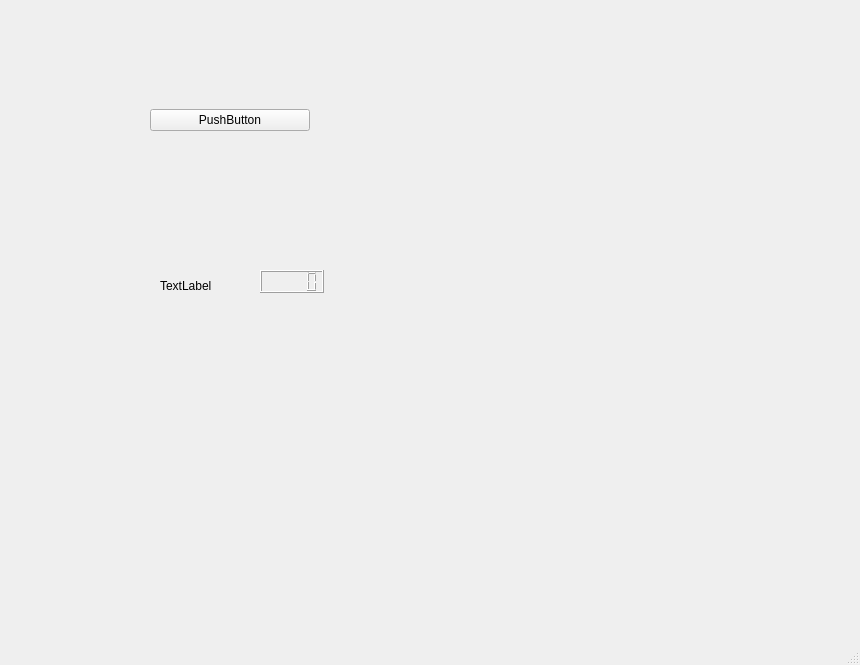
Qt form src/cm.ui (georgewzy/stockwzy) before a commit.
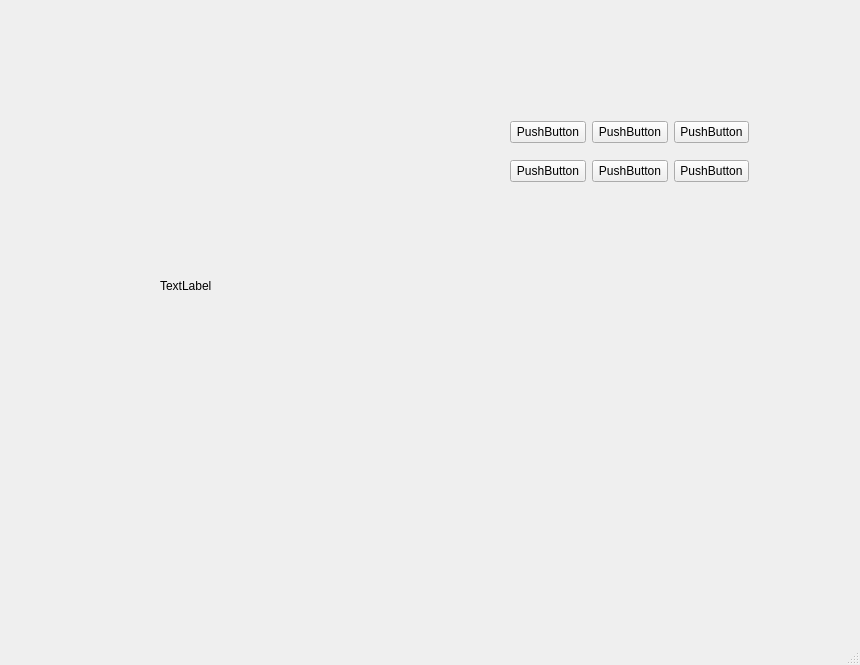
The same form after that commit.

Diff of the .ui file:
```diff
--- a/src/cm.ui
+++ b/src/cm.ui
@@ -27,13 +27,6 @@
      <item>
       <layout class="QVBoxLayout" name="verticalLayout"/>
      </item>
-     <item>
-      <widget class="QPushButton" name="pushButton">
-       <property name="text">
-        <string>PushButton</string>
-       </property>
-      </widget>
-     </item>
     </layout>
    </widget>
    <widget class="QLabel" name="label">
@@ -49,15 +42,59 @@
      <string>TextLabel</string>
     </property>
    </widget>
-   <widget class="QLCDNumber" name="lcdNumber">
+   <widget class="QWidget" name="gridLayoutWidget">
     <property name="geometry">
      <rect>
-      <x>260</x>
-      <y>270</y>
-      <width>64</width>
-      <height>23</height>
+      <x>510</x>
+      <y>110</y>
+      <width>239</width>
+      <height>83</height>
      </rect>
     </property>
+    <layout class="QGridLayout" name="gridLayout">
+     <item row="0" column="2">
+      <widget class="QPushButton" name="pushButton_5">
+       <property name="text">
+        <string>PushButton</string>
+       </property>
+      </widget>
+     </item>
+     <item row="2" column="1">
+      <widget class="QPushButton" name="pushButton_3">
+       <property name="text">
+        <string>PushButton</string>
+       </property>
+      </widget>
+     </item>
+     <item row="0" column="1">
+      <widget class="QPushButton" name="pushButton_4">
+       <property name="text">
+        <string>PushButton</string>
+       </property>
+      </widget>
+     </item>
+     <item row="0" column="0">
+      <widget class="QPushButton" name="pushButton_2">
+       <property name="text">
+        <string>PushButton</string>
+       </property>
+      </widget>
+     </item>
+     <item row="2" column="0">
+      <widget class="QPushButton" name="pushButton">
+       <property name="text">
+        <string>PushButton</string>
+       </property>
+      </widget>
+     </item>
+     <item row="2" column="2">
+      <widget class="QPushButton" name="pushButton_6">
+       <property name="text">
+        <string>PushButton</string>
+       </property>
+      </widget>
+     </item>
+    </layout>
    </widget>
   </widget>
   <widget class="QMenuBar" name="menubar">
```
